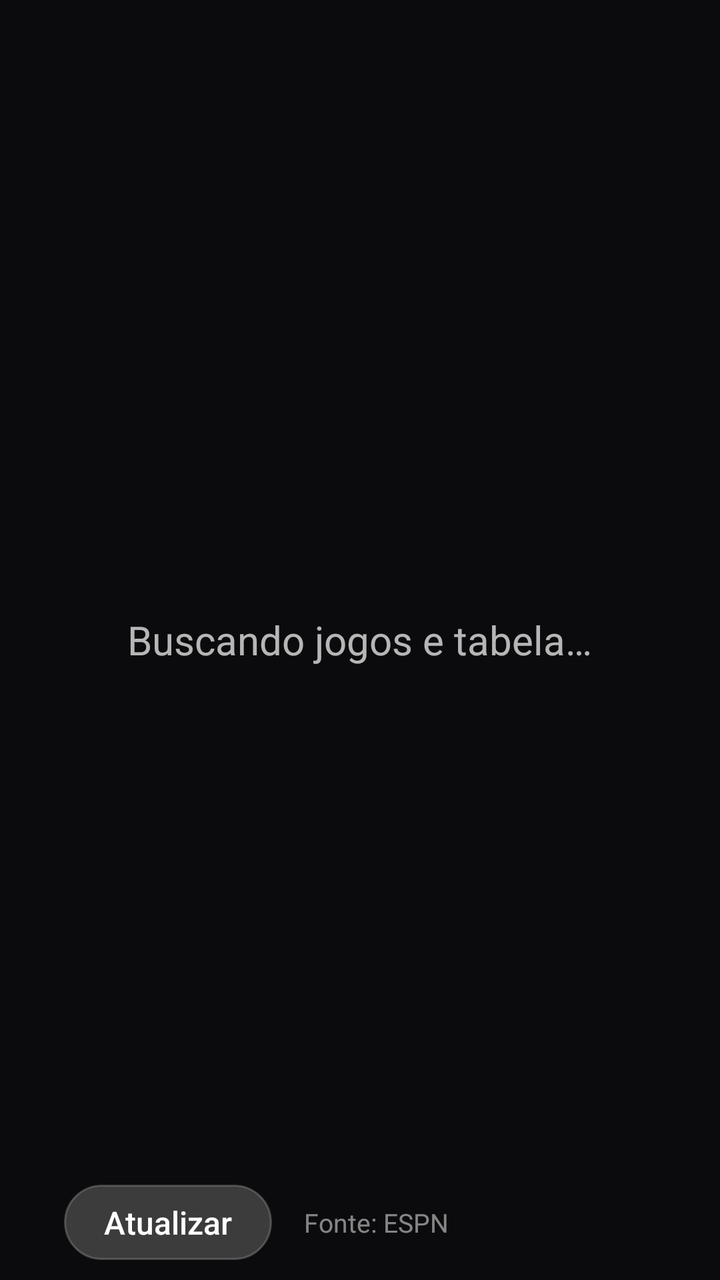
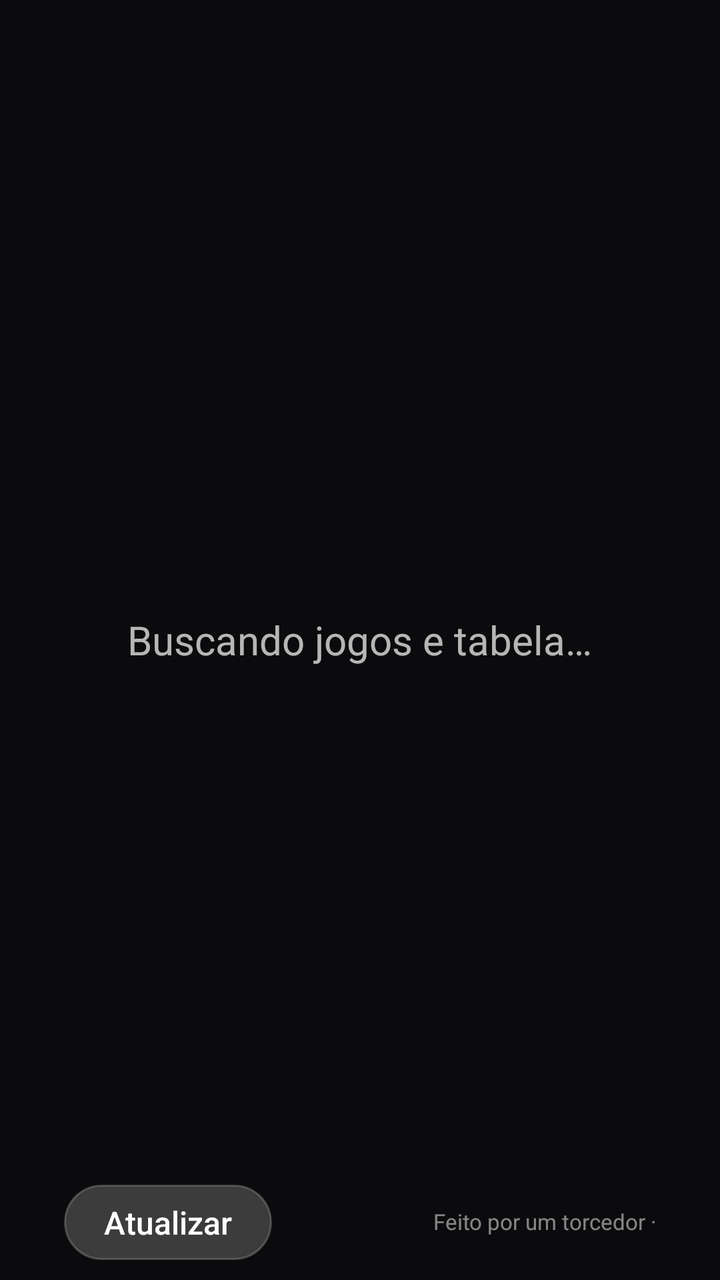

The first picture is an Android layout as it rendered before a commit; the second is the same layout after the commit. The layout source and the unified diff follow.
<!-- AndroidManifest.xml: application theme android:Theme.Material.NoActionBar.Fullscreen -->
<!-- res/layout/activity_spfc.xml -->
<?xml version="1.0" encoding="utf-8"?>
<FrameLayout xmlns:android="http://schemas.android.com/apk/res/android"
    android:layout_width="match_parent"
    android:layout_height="match_parent"
    android:background="@color/fundo">

    <LinearLayout
        android:id="@+id/conteudo"
        android:layout_width="match_parent"
        android:layout_height="match_parent"
        android:orientation="vertical"
        android:paddingStart="32dp"
        android:paddingTop="10dp"
        android:paddingEnd="32dp"
        android:paddingBottom="48dp"
        android:visibility="gone">

        <LinearLayout
            android:layout_width="match_parent"
            android:layout_height="wrap_content"
            android:gravity="center_vertical"
            android:orientation="horizontal">

            <ImageView
                android:layout_width="wrap_content"
                android:layout_height="36dp"
                android:layout_marginEnd="16dp"
                android:adjustViewBounds="true"
                android:src="@drawable/escudo" />

            <LinearLayout
                android:layout_width="0dp"
                android:layout_height="wrap_content"
                android:layout_weight="1"
                android:orientation="vertical">

                <TextView
                    android:layout_width="wrap_content"
                    android:layout_height="wrap_content"
                    android:fontFamily="sans-serif-medium"
                    android:includeFontPadding="false"
                    android:text="@string/titulo"
                    android:textColor="@color/branco"
                    android:textSize="22sp" />

                <View
                    android:layout_width="36dp"
                    android:layout_height="3dp"
                    android:layout_marginTop="4dp"
                    android:background="@color/vermelho" />
            </LinearLayout>

            <TextView
                android:id="@+id/atualizado"
                android:layout_width="wrap_content"
                android:layout_height="wrap_content"
                android:textColor="@color/texto_apagado"
                android:textSize="14sp" />
        </LinearLayout>

        <LinearLayout
            android:layout_width="match_parent"
            android:layout_height="0dp"
            android:layout_marginTop="6dp"
            android:layout_weight="1"
            android:orientation="horizontal">

            <LinearLayout
                android:layout_width="0dp"
                android:layout_height="match_parent"
                android:layout_weight="50"
                android:orientation="vertical">

                <TextView
                    android:layout_width="wrap_content"
                    android:layout_height="wrap_content"
                    android:fontFamily="sans-serif-medium"
                    android:letterSpacing="0.08"
                    android:text="@string/proximos"
                    android:textAllCaps="true"
                    android:textColor="@color/texto_fraco"
                    android:textSize="12sp" />

                <TextView
                    android:id="@+id/sem_jogos"
                    android:layout_width="match_parent"
                    android:layout_height="wrap_content"
                    android:layout_marginTop="12dp"
                    android:text="@string/sem_jogos"
                    android:textColor="@color/texto_fraco"
                    android:textSize="16sp"
                    android:visibility="gone" />

                <androidx.recyclerview.widget.RecyclerView
                    android:id="@+id/jogos"
                    android:layout_width="match_parent"
                    android:layout_height="0dp"
                    android:layout_marginTop="8dp"
                    android:layout_weight="1"
                    android:clipToPadding="false"
                    android:descendantFocusability="afterDescendants"
                    android:focusable="false"
                    android:paddingBottom="8dp"
                    android:scrollbars="vertical" />
            </LinearLayout>

            <LinearLayout
                android:layout_width="0dp"
                android:layout_height="match_parent"
                android:layout_marginStart="12dp"
                android:layout_weight="50"
                android:orientation="vertical">

                <TextView
                    android:layout_width="wrap_content"
                    android:layout_height="wrap_content"
                    android:fontFamily="sans-serif-medium"
                    android:letterSpacing="0.08"
                    android:text="@string/tabela"
                    android:textAllCaps="true"
                    android:textColor="@color/texto_fraco"
                    android:textSize="12sp" />

                <include
                    android:id="@+id/cabecalho"
                    layout="@layout/cabecalho_tabela"
                    android:layout_width="match_parent"
                    android:layout_height="wrap_content"
                    android:layout_marginTop="2dp" />

                <TextView
                    android:id="@+id/sem_tabela"
                    android:layout_width="match_parent"
                    android:layout_height="wrap_content"
                    android:layout_marginTop="8dp"
                    android:text="@string/tabela_indisponivel"
                    android:textColor="@color/texto_fraco"
                    android:textSize="16sp"
                    android:visibility="gone" />

                <LinearLayout
                    android:id="@+id/tabela"
                    android:layout_width="match_parent"
                    android:layout_height="0dp"
                    android:layout_weight="1"
                    android:descendantFocusability="afterDescendants"
                    android:focusable="false"
                    android:orientation="vertical" />

                <include
                    android:id="@+id/legenda"
                    layout="@layout/legenda_tabela"
                    android:layout_width="match_parent"
                    android:layout_height="wrap_content"
                    android:layout_marginTop="4dp" />
            </LinearLayout>
        </LinearLayout>
    </LinearLayout>

    <TextView
        android:id="@+id/mensagem"
        android:layout_width="wrap_content"
        android:layout_height="wrap_content"
        android:layout_gravity="center"
        android:gravity="center"
        android:maxWidth="640dp"
        android:text="@string/carregando"
        android:textColor="@color/texto_fraco"
        android:textSize="20sp" />

    <LinearLayout
        android:layout_width="match_parent"
        android:layout_height="wrap_content"
        android:layout_gravity="bottom"
        android:gravity="center_vertical"
        android:orientation="horizontal"
        android:paddingStart="32dp"
        android:paddingEnd="32dp"
        android:paddingBottom="10dp">

        <TextView
            android:id="@+id/atualizar"
            android:layout_width="wrap_content"
            android:layout_height="wrap_content"
            android:background="@drawable/botao"
            android:focusable="true"
            android:fontFamily="sans-serif-medium"
            android:nextFocusUp="@id/jogos"
            android:paddingStart="20dp"
            android:paddingTop="8dp"
            android:paddingEnd="20dp"
            android:paddingBottom="8dp"
            android:text="@string/atualizar"
            android:textColor="@color/texto_botao"
            android:textSize="16sp" />

        <TextView
            android:layout_width="wrap_content"
            android:layout_height="wrap_content"
            android:layout_marginStart="16dp"
            android:text="@string/fonte"
            android:textColor="@color/texto_apagado"
            android:textSize="13sp" />
    </LinearLayout>
</FrameLayout>
<!-- res/layout/cabecalho_tabela.xml (included above) -->
<?xml version="1.0" encoding="utf-8"?>
<LinearLayout xmlns:android="http://schemas.android.com/apk/res/android"
    android:layout_width="match_parent"
    android:layout_height="wrap_content"
    android:gravity="center_vertical"
    android:orientation="horizontal"
    android:paddingBottom="1dp">

    <View
        android:layout_width="@dimen/barra_faixa"
        android:layout_height="1dp" />

    <View
        android:layout_width="@dimen/trofeu"
        android:layout_height="1dp" />

    <TextView
        android:layout_width="@dimen/col_pos"
        android:layout_height="wrap_content"
        android:gravity="end"
        android:includeFontPadding="false"
        android:text="@string/col_pos"
        android:textColor="@color/texto_apagado"
        android:textSize="@dimen/texto_cabecalho" />

    <TextView
        android:layout_width="0dp"
        android:layout_height="wrap_content"
        android:layout_marginStart="4dp"
        android:layout_weight="1"
        android:includeFontPadding="false"
        android:textColor="@color/texto_apagado"
        android:textSize="@dimen/texto_cabecalho" />

    <TextView
        android:layout_width="@dimen/col_num"
        android:layout_height="wrap_content"
        android:gravity="center"
        android:includeFontPadding="false"
        android:text="@string/col_j"
        android:textColor="@color/texto_apagado"
        android:textSize="@dimen/texto_cabecalho" />

    <TextView
        android:layout_width="@dimen/col_num"
        android:layout_height="wrap_content"
        android:gravity="center"
        android:includeFontPadding="false"
        android:text="@string/col_v"
        android:textColor="@color/texto_apagado"
        android:textSize="@dimen/texto_cabecalho" />

    <TextView
        android:layout_width="@dimen/col_num"
        android:layout_height="wrap_content"
        android:gravity="center"
        android:includeFontPadding="false"
        android:text="@string/col_e"
        android:textColor="@color/texto_apagado"
        android:textSize="@dimen/texto_cabecalho" />

    <TextView
        android:layout_width="@dimen/col_num"
        android:layout_height="wrap_content"
        android:gravity="center"
        android:includeFontPadding="false"
        android:text="@string/col_d"
        android:textColor="@color/texto_apagado"
        android:textSize="@dimen/texto_cabecalho" />

    <TextView
        android:layout_width="@dimen/col_gp"
        android:layout_height="wrap_content"
        android:gravity="center"
        android:includeFontPadding="false"
        android:text="@string/col_gp"
        android:textColor="@color/texto_apagado"
        android:textSize="@dimen/texto_cabecalho" />

    <TextView
        android:layout_width="@dimen/col_sg"
        android:layout_height="wrap_content"
        android:gravity="center"
        android:includeFontPadding="false"
        android:text="@string/col_sg"
        android:textColor="@color/texto_apagado"
        android:textSize="@dimen/texto_cabecalho" />

    <TextView
        android:layout_width="@dimen/col_p"
        android:layout_height="wrap_content"
        android:gravity="center"
        android:includeFontPadding="false"
        android:text="@string/col_p"
        android:textColor="@color/texto_apagado"
        android:textSize="@dimen/texto_cabecalho" />
</LinearLayout>
<!-- res/layout/legenda_tabela.xml (included above) -->
<?xml version="1.0" encoding="utf-8"?>
<LinearLayout xmlns:android="http://schemas.android.com/apk/res/android"
    android:id="@+id/legenda"
    android:layout_width="match_parent"
    android:layout_height="wrap_content"
    android:gravity="center_vertical"
    android:orientation="horizontal">

    <View
        android:id="@+id/bolinha_campeao"
        android:layout_width="8dp"
        android:layout_height="8dp"
        android:background="@drawable/bolinha" />

    <TextView
        android:layout_width="wrap_content"
        android:layout_height="wrap_content"
        android:layout_marginStart="4dp"
        android:includeFontPadding="false"
        android:maxLines="1"
        android:text="@string/legenda_campeao"
        android:textColor="@color/texto_fraco"
        android:textSize="@dimen/texto_legenda" />

    <View
        android:id="@+id/bolinha_libertadores"
        android:layout_width="8dp"
        android:layout_height="8dp"
        android:layout_marginStart="8dp"
        android:background="@drawable/bolinha" />

    <TextView
        android:layout_width="wrap_content"
        android:layout_height="wrap_content"
        android:layout_marginStart="4dp"
        android:includeFontPadding="false"
        android:maxLines="1"
        android:text="@string/legenda_libertadores"
        android:textColor="@color/texto_fraco"
        android:textSize="@dimen/texto_legenda" />

    <View
        android:id="@+id/bolinha_pre"
        android:layout_width="8dp"
        android:layout_height="8dp"
        android:layout_marginStart="8dp"
        android:background="@drawable/bolinha" />

    <TextView
        android:layout_width="wrap_content"
        android:layout_height="wrap_content"
        android:layout_marginStart="4dp"
        android:includeFontPadding="false"
        android:maxLines="1"
        android:text="@string/legenda_pre"
        android:textColor="@color/texto_fraco"
        android:textSize="@dimen/texto_legenda" />

    <View
        android:id="@+id/bolinha_sul"
        android:layout_width="8dp"
        android:layout_height="8dp"
        android:layout_marginStart="8dp"
        android:background="@drawable/bolinha" />

    <TextView
        android:layout_width="wrap_content"
        android:layout_height="wrap_content"
        android:layout_marginStart="4dp"
        android:includeFontPadding="false"
        android:maxLines="1"
        android:text="@string/legenda_sul"
        android:textColor="@color/texto_fraco"
        android:textSize="@dimen/texto_legenda" />

    <View
        android:id="@+id/bolinha_z4"
        android:layout_width="8dp"
        android:layout_height="8dp"
        android:layout_marginStart="8dp"
        android:background="@drawable/bolinha" />

    <TextView
        android:layout_width="wrap_content"
        android:layout_height="wrap_content"
        android:layout_marginStart="4dp"
        android:includeFontPadding="false"
        android:maxLines="1"
        android:text="@string/legenda_z4"
        android:textColor="@color/texto_fraco"
        android:textSize="@dimen/texto_legenda" />
</LinearLayout>
<!-- resources referenced by this layout -->
<resources>
  <color name="branco">#FFFFFFFF</color>
  <color name="fundo">#FF0B0B0D</color>
  <color name="texto_apagado">#80FFFFFF</color>
  <color name="texto_fraco">#B3FFFFFF</color>
  <color name="vermelho">#FFC60000</color>
  <dimen name="barra_faixa">4dp</dimen>
  <dimen name="col_gp">24dp</dimen>
  <dimen name="col_num">22dp</dimen>
  <dimen name="col_p">22dp</dimen>
  <dimen name="col_pos">20dp</dimen>
  <dimen name="col_sg">28dp</dimen>
  <dimen name="texto_cabecalho">11sp</dimen>
  <dimen name="texto_legenda">10sp</dimen>
  <dimen name="trofeu">11dp</dimen>
  <!-- drawable bolinha (drawable) -->
  <?xml version="1.0" encoding="utf-8"?>
  <shape xmlns:android="http://schemas.android.com/apk/res/android"
      android:shape="oval">
      <solid android:color="#FFFFFFFF" />
      <size
          android:width="8dp"
          android:height="8dp" />
  </shape>
  <!-- drawable botao (drawable) -->
  <?xml version="1.0" encoding="utf-8"?>
  <selector xmlns:android="http://schemas.android.com/apk/res/android">
      <item android:state_focused="true">
          <shape android:shape="rectangle">
              <solid android:color="#FFFFFFFF" />
              <corners android:radius="100dp" />
          </shape>
      </item>
      <item>
          <shape android:shape="rectangle">
              <solid android:color="#33FFFFFF" />
              <stroke android:width="1dp" android:color="#33FFFFFF" />
              <corners android:radius="100dp" />
          </shape>
      </item>
  </selector>
  <!-- drawable escudo: png bitmap (drawable-nodpi, 17633 bytes) -->
  <string name="atualizar">Atualizar</string>
  <string name="carregando">Buscando jogos e tabela…</string>
  <string name="col_d">D</string>
  <string name="col_e">E</string>
  <string name="col_gp">GP</string>
  <string name="col_j">J</string>
  <string name="col_p">P</string>
  <string name="col_pos">#</string>
  <string name="col_sg">SG</string>
  <string name="col_v">V</string>
  <string name="fonte">Fonte: ESPN</string>
  <string name="legenda_campeao">Campeão</string>
  <string name="legenda_libertadores">Libertadores</string>
  <string name="legenda_pre">Pré-Libertadores</string>
  <string name="legenda_sul">Sul-Americana</string>
  <string name="legenda_z4">Rebaixamento</string>
  <string name="proximos">Próximos jogos</string>
  <string name="sem_jogos">Nenhum próximo jogo no calendário da ESPN.</string>
  <string name="tabela">Brasileirão</string>
  <string name="tabela_indisponivel">Tabela indisponível agora.</string>
  <string name="titulo">São Paulo FC</string>
</resources>

<!-- the commit's change to res/layout/activity_spfc.xml (unified diff, before → after) -->
@@ -195,12 +195,18 @@
             android:textSize="16sp" />
 
         <TextView
-            android:layout_width="wrap_content"
+            android:id="@+id/credito"
+            android:layout_width="0dp"
             android:layout_height="wrap_content"
-            android:layout_marginStart="16dp"
-            android:text="@string/fonte"
+            android:layout_marginStart="24dp"
+            android:layout_weight="1"
+            android:focusable="false"
+            android:gravity="end"
+            android:includeFontPadding="false"
+            android:maxLines="1"
+            android:text="@string/credito"
             android:textColor="@color/texto_apagado"
-            android:textSize="13sp" />
+            android:textSize="@dimen/texto_credito" />
     </LinearLayout>
 </FrameLayout>
 <!-- res/layout/cabecalho_tabela.xml (included above) -->
<!-- resource entries referenced after the edit -->
@@ -12,6 +12,7 @@
   <dimen name="col_pos">20dp</dimen>
   <dimen name="col_sg">28dp</dimen>
   <dimen name="texto_cabecalho">11sp</dimen>
+  <dimen name="texto_credito">11sp</dimen>
   <dimen name="texto_legenda">10sp</dimen>
   <dimen name="trofeu">11dp</dimen>
   <!-- drawable bolinha (drawable) -->
@@ -51,7 +52,7 @@
   <string name="col_pos">#</string>
   <string name="col_sg">SG</string>
   <string name="col_v">V</string>
-  <string name="fonte">Fonte: ESPN</string>
+  <string name="credito">Feito por um torcedor · dizodias.com · Dados: ESPN</string>
   <string name="legenda_campeao">Campeão</string>
   <string name="legenda_libertadores">Libertadores</string>
   <string name="legenda_pre">Pré-Libertadores</string>
